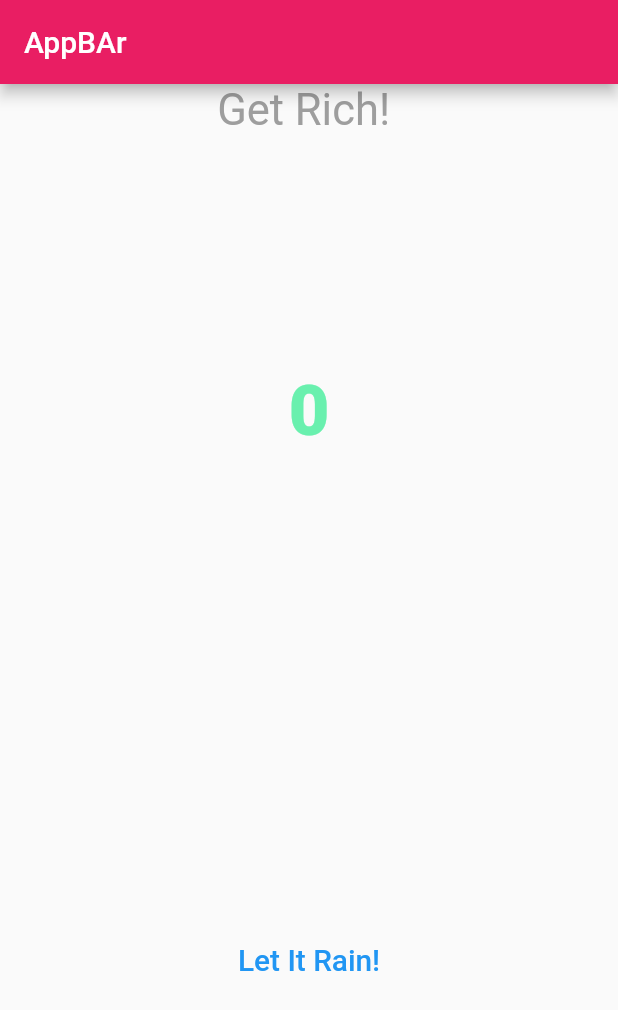
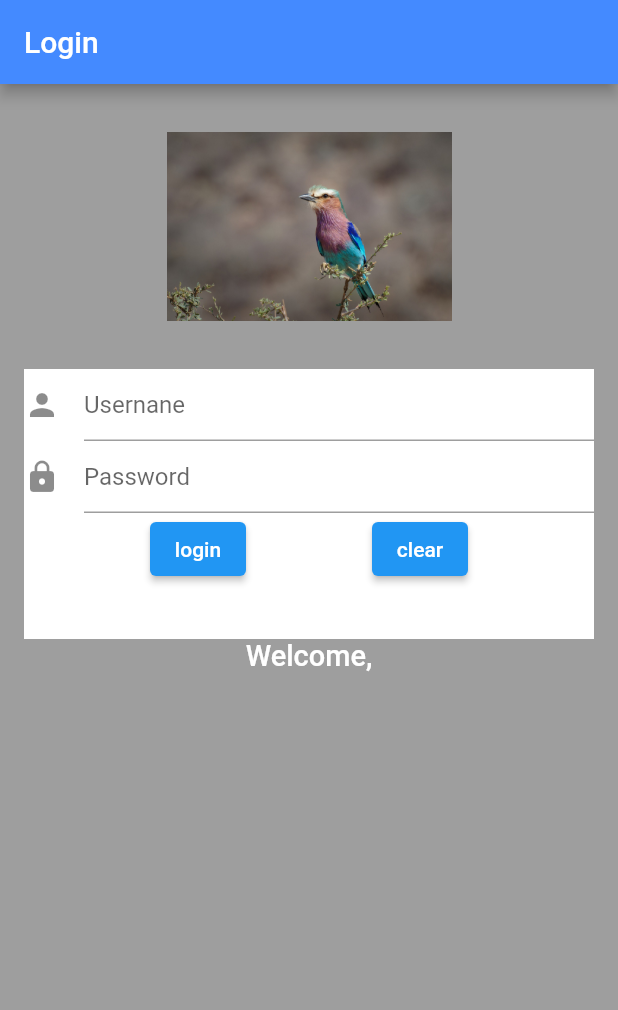
Before and after one commit to aditay0102/flutter_2023, a Flutter app: the screen it shows after launch, on a phone screen of 412 x 824 dp. Shown: the top 1010 px of the screen. Run offline on Flutter 3.47's test engine with Material 2 defaults, Android fonts, the phone set to English and light mode, and no system bars.

Commit message:
added functionality

```diff
--- a/profile_genertato0r/lib/main.dart
+++ b/profile_genertato0r/lib/main.dart
@@ -1,22 +1,9 @@
 import 'package:flutter/material.dart';
-import 'package:profile_genertato0r/pages/hoom.dart';
+import 'package:profile_genertato0r/ui/Login.dart';
 
-void main() {
-  runApp(MyApp());
+void main(List<String> args) {
+  runApp(new MaterialApp(
+    title: "Login",
+    home: new Login(),
+  ));
 }
-
-class MyApp extends StatefulWidget {
-  const MyApp({super.key});
-
-  @override
-  State<MyApp> createState() => _MyAppState();
-}
-
-class _MyAppState extends State<MyApp> {
-  @override
-  Widget build(BuildContext context) {
-    return MaterialApp(
-      home: home(),
-    );
-  }
-}
--- a/profile_genertato0r/lib/pages/hoom.dart
+++ /dev/null
@@ -1,64 +0,0 @@
-import 'package:flutter/material.dart';
-
-class home extends StatefulWidget {
-  const home({super.key});
-
-  @override
-  State<home> createState() => _homeState();
-}
-
-class _homeState extends State<home> {
-  int _moneyCounter = 0;
-
-  void _rainMoney() {
-    // immportant  - setstate is called each time we need to update the UI
-    setState(() {
-      _moneyCounter = _moneyCounter + 100;
-    });
-  }
-
-  @override
-  Widget build(BuildContext context) {
-    return Material(
-        child: Scaffold(
-            appBar: AppBar(
-              title: Text("AppBAr"),
-              backgroundColor: Colors.pink,
-            ),
-            body: new Container(
-                child: new Column(
-              children: <Widget>[
-                Center(
-                  child: new Text(
-                    "Get Rich! ",
-                    style: new TextStyle(
-                        color: Colors.grey,
-                        fontWeight: FontWeight.w400,
-                        fontSize: 29),
-                  ),
-                ),
-                new Expanded(
-                    child: new Center(
-                        child: new Text(
-                  "$_moneyCounter",
-                  style: new TextStyle(
-                    color:
-                        _moneyCounter > 2000 ? Colors.red : Colors.greenAccent,
-                    fontSize: 46.9,
-                    fontWeight: FontWeight.w800,
-                  ),
-                ))),
-                new Expanded(
-                    child: new Center(
-                  child: new TextButton(
-                    onPressed: () => _rainMoney(),
-                    child: new Text(
-                      "Let It Rain!",
-                      style: TextStyle(fontSize: 19.9),
-                    ),
-                  ),
-                ))
-              ],
-            ))));
-  }
-}
--- /dev/null
+++ b/profile_genertato0r/lib/ui/Login.dart
@@ -0,0 +1,106 @@
+import 'package:flutter/material.dart';
+
+class Login extends StatefulWidget {
+  const Login({super.key});
+
+  @override
+  State<Login> createState() => _LoginState();
+}
+
+class _LoginState extends State<Login> {
+  final TextEditingController _userController = new TextEditingController();
+  final TextEditingController _passwdController = new TextEditingController();
+  String _welcomeString = "";
+  //  this is used to extract what ever is entered ;
+
+  void _erase() {
+    setState(() {
+      //   inside here erase and clear inside textfield
+      _userController.clear();
+      _passwdController.clear();
+    });
+  }
+
+  void _showWelcome() {
+    setState(() {
+      if (_userController.text.isNotEmpty &&
+          _passwdController.text.isNotEmpty) {
+        _welcomeString = _userController.text;
+      } else {
+        _welcomeString = "Nothing";
+      }
+    });
+  }
+
+  @override
+  Widget build(BuildContext context) {
+    return Scaffold(
+        appBar: AppBar(
+          title: const Text("Login"),
+          backgroundColor: Colors.blueAccent,
+        ),
+        backgroundColor: Colors.grey,
+        body: Center(
+          child: Container(
+              alignment: Alignment.topCenter,
+              child: new Column(
+                children: <Widget>[
+                  // image/profile
+                  new Image.asset(
+                    'images/bird.jpg',
+                    width: 190.0,
+                    height: 190.0,
+                  ),
+
+                  // form
+
+                  new Container(
+                    height: 180.0,
+                    width: 380.0,
+                    color: Colors.white,
+                    child: new Column(
+                      children: <Widget>[
+                        new TextField(
+                          controller: _userController,
+                          decoration: new InputDecoration(
+                            hintText: 'Usernane',
+                            icon: const Icon(Icons.person),
+                          ),
+                        ),
+                        new TextField(
+                          controller: _passwdController,
+                          decoration: new InputDecoration(
+                            hintText: 'Password',
+                            icon: const Icon(Icons.lock),
+                          ),
+                        ),
+                        new Row(
+                          mainAxisAlignment: MainAxisAlignment.spaceEvenly,
+                          children: <Widget>[
+                            ElevatedButton(
+                                onPressed: _showWelcome, child: Text("login")),
+                            ElevatedButton(
+                                onPressed: _erase, child: Text("clear")),
+                          ],
+                        ),
+                      ],
+                    ),
+                  ),
+
+                  //              form ends here ----------------------------
+                  new Row(
+                    mainAxisAlignment: MainAxisAlignment.center,
+                    children: <Widget>[
+                      new Text("Welcome,$_welcomeString",
+                          style: new TextStyle(
+                            color: Colors.white,
+                            fontSize: 19.3,
+                            fontWeight: FontWeight.w500,
+                          )),
+                    ],
+                  )
+                ],
+              )),
+        ));
+  }
+}
```
Also changed, not shown: profile_genertato0r/pubspec.yaml (+6 -5 lines), profile_genertato0r/images/bird.jpg (added).
